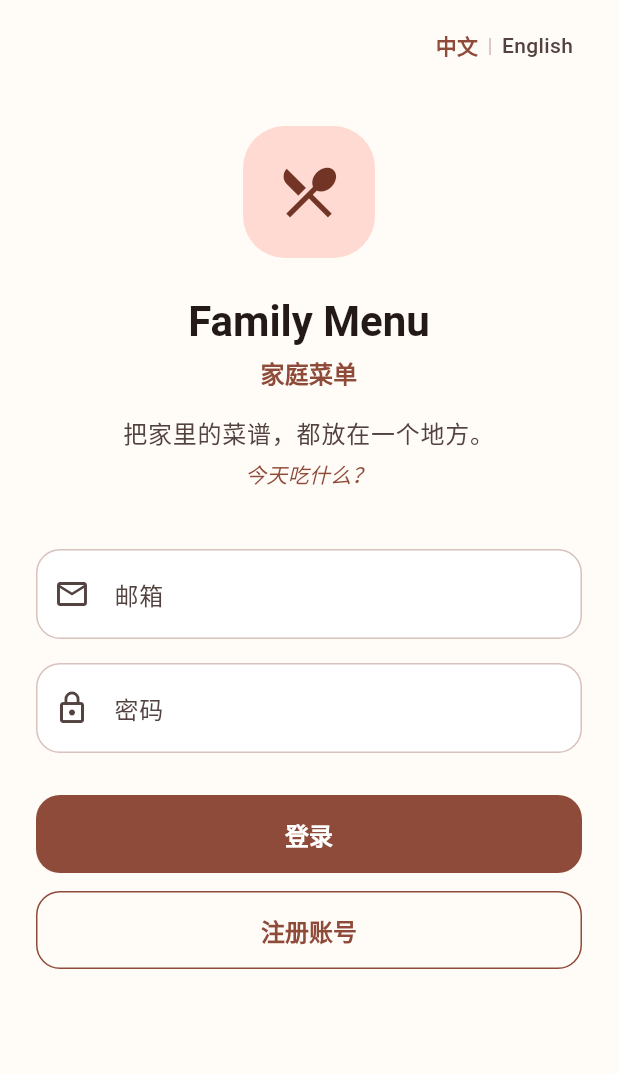
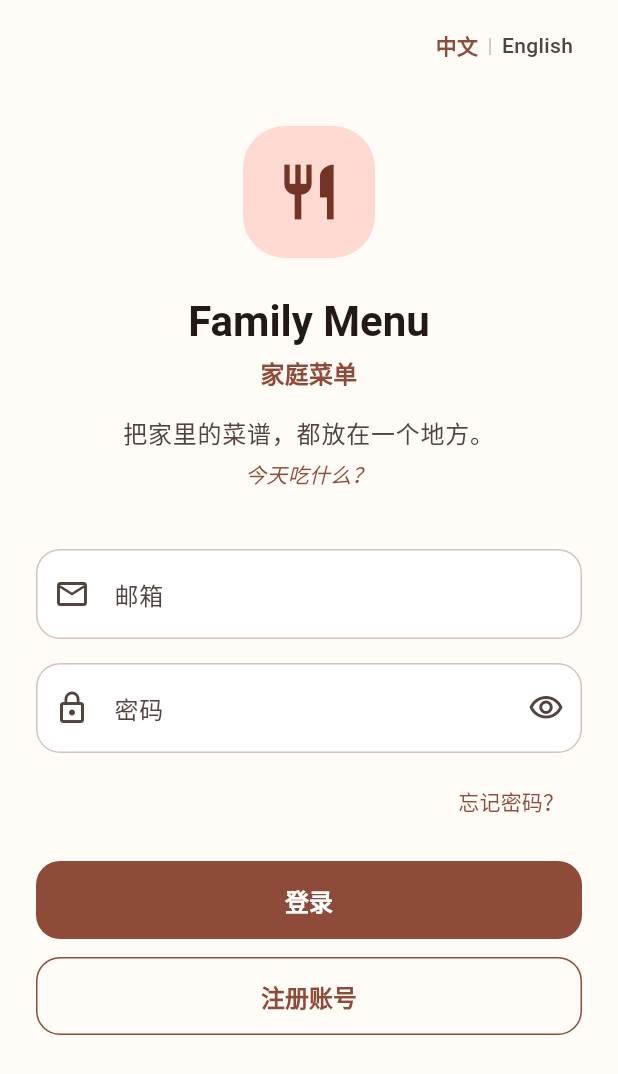
Before and after one commit to huang20211022-eng/family_menu, a Flutter app: the screen it shows after launch, after a tap on "中文", on a phone screen of 412 x 824 dp. Shown: the top 1074 px of the screen. Run offline on Flutter 3.47's test engine with Material 3 defaults, Android fonts, the phone set to English and light mode, and no system bars.

```diff
--- a/lib/l10n/app_en.arb
+++ b/lib/l10n/app_en.arb
@@ -9,5 +9,7 @@
   "signIn": "Sign In",
   "createAccount": "Create Account",
   "authComingSoon": "Authentication will be connected in the next phase.",
-  "registrationComingSoon": "Registration will be connected in the next phase."
+  "registrationComingSoon": "Registration will be connected in the next phase.",
+  "forgotPassword": "Forgot Password?",
+  "passwordResetComingSoon": "Password reset will be available in the next authentication phase."
 }
--- a/lib/l10n/app_localizations.dart
+++ b/lib/l10n/app_localizations.dart
@@ -158,6 +158,18 @@ abstract class AppLocalizations {
   /// In en, this message translates to:
   /// **'Registration will be connected in the next phase.'**
   String get registrationComingSoon;
+
+  /// No description provided for @forgotPassword.
+  ///
+  /// In en, this message translates to:
+  /// **'Forgot Password?'**
+  String get forgotPassword;
+
+  /// No description provided for @passwordResetComingSoon.
+  ///
+  /// In en, this message translates to:
+  /// **'Password reset will be available in the next authentication phase.'**
+  String get passwordResetComingSoon;
 }
 
 class _AppLocalizationsDelegate
--- a/lib/l10n/app_localizations_zh.dart
+++ b/lib/l10n/app_localizations_zh.dart
@@ -38,6 +38,12 @@ class AppLocalizationsZh extends AppLocalizations {
 
   @override
   String get registrationComingSoon => '注册功能将在下一阶段接入。';
+
+  @override
+  String get forgotPassword => '忘记密码？';
+
+  @override
+  String get passwordResetComingSoon => '密码重置功能将在下一阶段开放。';
 }
 
 /// The translations for Chinese, as used in China (`zh_CN`).
@@ -73,4 +79,10 @@ class AppLocalizationsZhCn extends AppLocalizationsZh {
 
   @override
   String get registrationComingSoon => '注册功能将在下一阶段接入。';
+
+  @override
+  String get forgotPassword => '忘记密码？';
+
+  @override
+  String get passwordResetComingSoon => '密码重置功能将在下一阶段开放。';
 }
--- a/lib/l10n/app_zh.arb
+++ b/lib/l10n/app_zh.arb
@@ -9,5 +9,7 @@
   "signIn": "登录",
   "createAccount": "注册账号",
   "authComingSoon": "登录功能将在下一阶段接入。",
-  "registrationComingSoon": "注册功能将在下一阶段接入。"
+  "registrationComingSoon": "注册功能将在下一阶段接入。",
+  "forgotPassword": "忘记密码？",
+  "passwordResetComingSoon": "密码重置功能将在下一阶段开放。"
 }
--- a/lib/l10n/app_zh_CN.arb
+++ b/lib/l10n/app_zh_CN.arb
@@ -9,5 +9,7 @@
   "signIn": "登录",
   "createAccount": "注册账号",
   "authComingSoon": "登录功能将在下一阶段接入。",
-  "registrationComingSoon": "注册功能将在下一阶段接入。"
+  "registrationComingSoon": "注册功能将在下一阶段接入。",
+  "forgotPassword": "忘记密码？",
+  "passwordResetComingSoon": "密码重置功能将在下一阶段开放。"
 }
--- a/lib/pages/login_page.dart
+++ b/lib/pages/login_page.dart
@@ -19,6 +19,8 @@ class LoginPage extends StatefulWidget {
 class _LoginPageState extends State<LoginPage> {
   final TextEditingController _emailController = TextEditingController();
   final TextEditingController _passwordController = TextEditingController();
+
+  bool _obscurePassword = true;
 
   @override
   void dispose() {
@@ -64,7 +66,7 @@ class _LoginPageState extends State<LoginPage> {
                     borderRadius: BorderRadius.circular(28),
                   ),
                   child: Icon(
-                    Icons.restaurant_menu,
+                    Icons.restaurant,
                     size: 44,
                     color: theme.colorScheme.onPrimaryContainer,
                   ),
@@ -119,16 +121,33 @@ class _LoginPageState extends State<LoginPage> {
               const SizedBox(height: 16),
               TextField(
                 controller: _passwordController,
-                obscureText: true,
+                obscureText: _obscurePassword,
                 keyboardType: TextInputType.visiblePassword,
                 textInputAction: TextInputAction.done,
                 autofillHints: const [AutofillHints.password],
                 decoration: InputDecoration(
                   labelText: l10n.passwordLabel,
                   prefixIcon: const Icon(Icons.lock_outline),
+                  suffixIcon: IconButton(
+                    onPressed: () =>
+                        setState(() => _obscurePassword = !_obscurePassword),
+                    icon: Icon(
+                      _obscurePassword
+                          ? Icons.visibility_outlined
+                          : Icons.visibility_off_outlined,
+                    ),
+                  ),
                 ),
               ),
-              const SizedBox(height: 28),
+              const SizedBox(height: 8),
+              Align(
+                alignment: Alignment.centerRight,
+                child: TextButton(
+                  onPressed: () => _showComingSoon(l10n.passwordResetComingSoon),
+                  child: Text(l10n.forgotPassword),
+                ),
+              ),
+              const SizedBox(height: 16),
               FilledButton(
                 onPressed: () => _showComingSoon(l10n.authComingSoon),
                 child: Text(l10n.signIn),
```
Also changed, not shown: lib/l10n/app_localizations_en.dart (+7 -0 lines), 3 other files.
